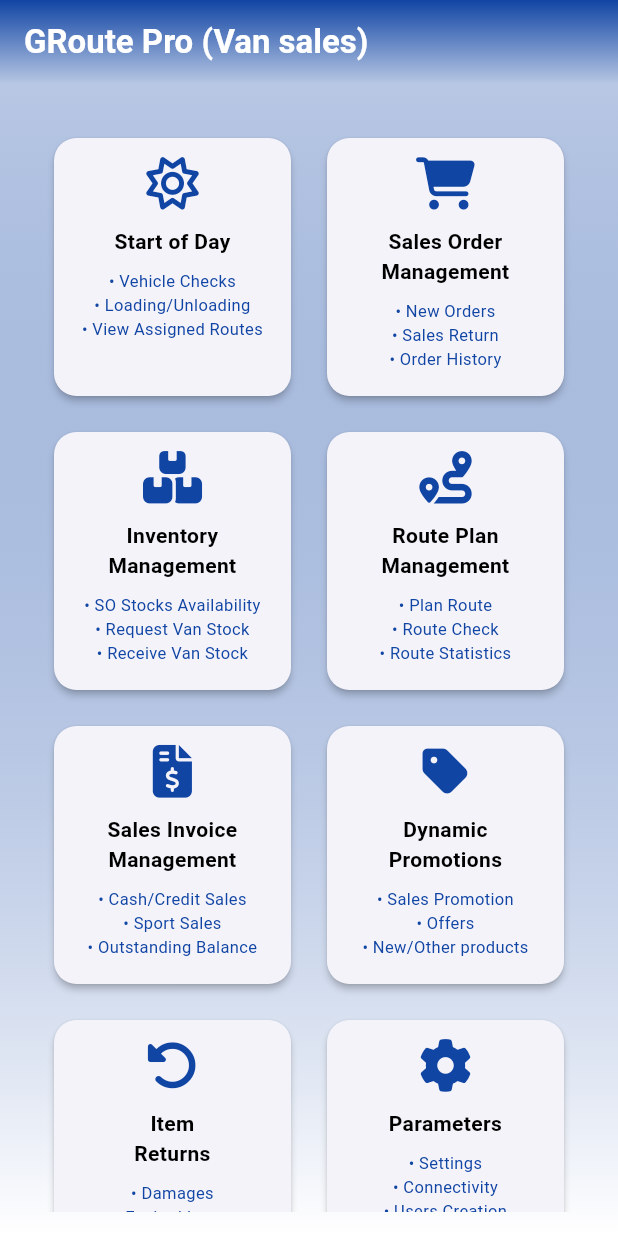
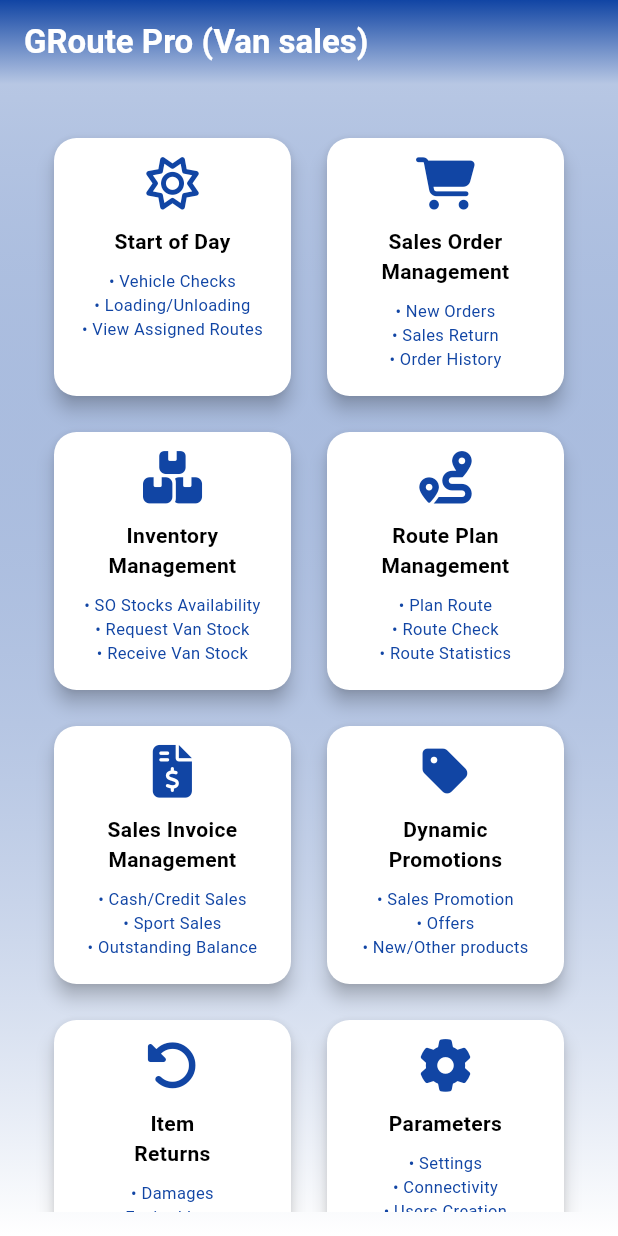
Before and after one commit to faysalzaman/Groute_Nartec, a Flutter app: the HomeScreen screen opened directly, on a phone screen of 412 x 824 dp. Run offline on Flutter 3.47's test engine with Material 3 defaults, Android fonts, the phone set to English and light mode, and no system bars; our stand-ins replace connectivity_plus, equatable, flex_color_scheme, flutter_bloc, flutter_spinkit, font_awesome_flutter and 4 more; missing offline and left inert: nfc_manager; accounts and stored records are empty.

Commit message:
feat: Update HomeScreen card elevation and background color for improved UI

```diff
--- a/lib/view/screens/dashboard/home_screen.dart
+++ b/lib/view/screens/dashboard/home_screen.dart
@@ -113,7 +113,8 @@ class _HomeScreenState extends State<HomeScreen> {
                     itemBuilder: (context, index) {
                       // Keep your existing card building code
                       return Card(
-                        elevation: 2,
+                        elevation: 5,
+                        color: AppColors.white,
                         shape: RoundedRectangleBorder(
                           borderRadius: BorderRadius.circular(15),
                         ),
```
Also changed, not shown: 1 other file.
